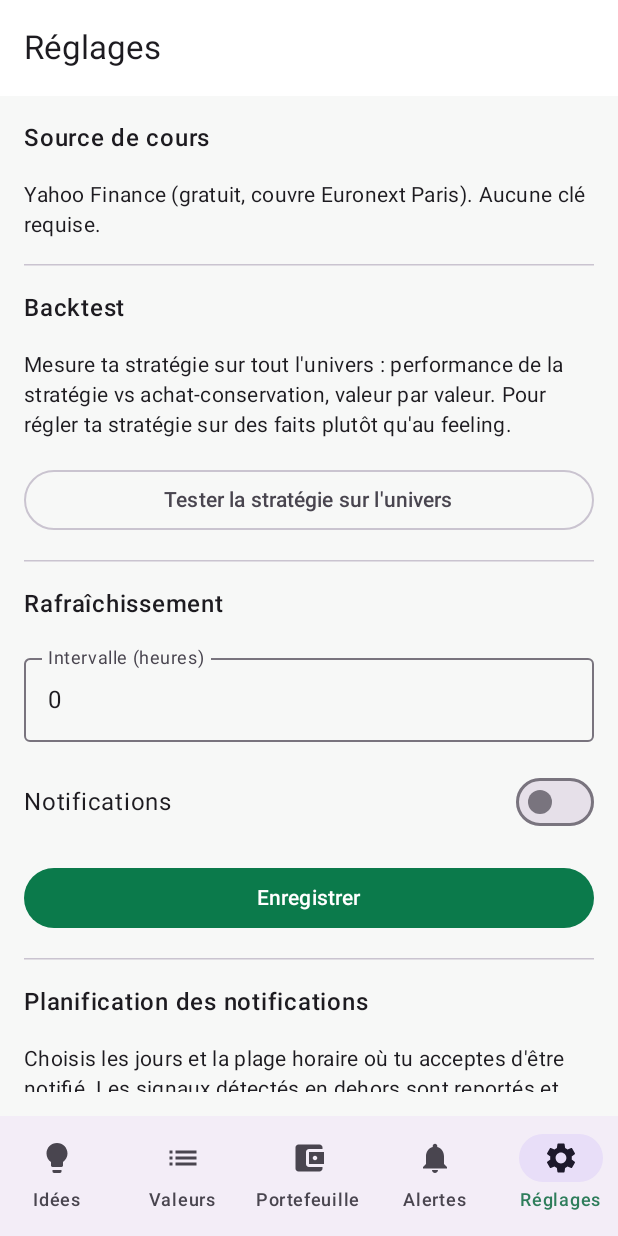
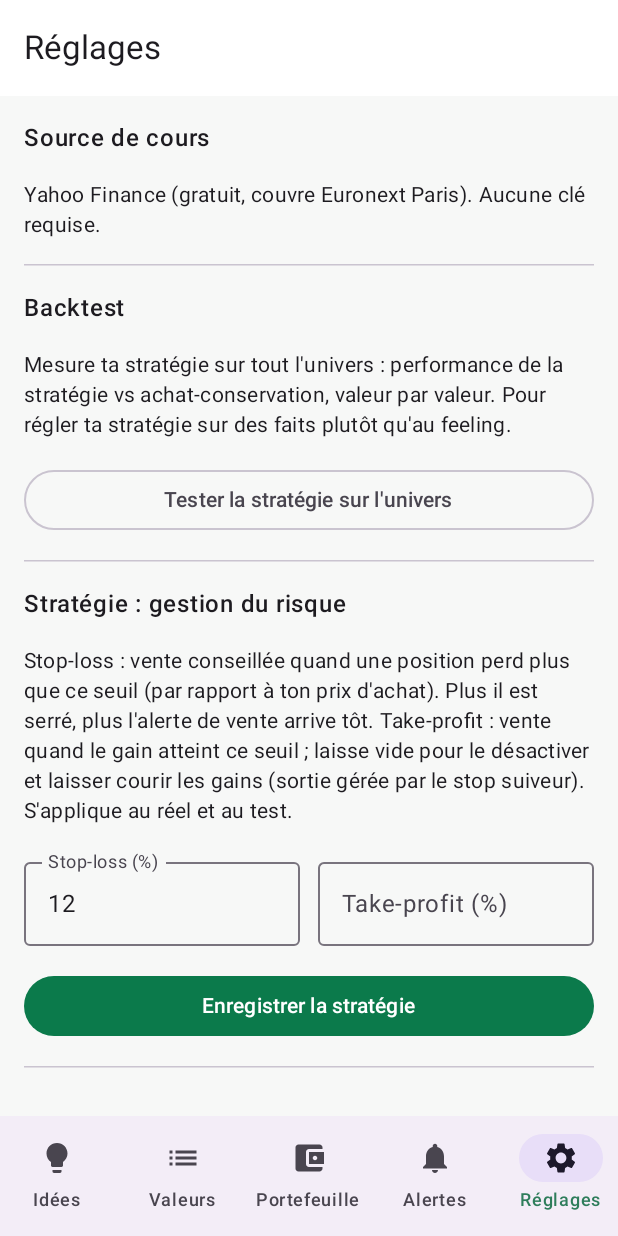
Before and after one commit to standesv/BoursoSignal, an Android app built with Jetpack Compose: the screen it shows after launch (MainActivity), item 5 of the bottom bar chosen, on a phone screen of 412 x 824 dp. Run offline under Robolectric (Android 15) with nearby library versions, the phone set to English and light mode, and no system bars; our stand-ins replace Room's generated code; pictures from the network do not load; 15 statements that could not run were skipped.

Commit message:
Alertes Vendre/Alleger reel+test sans vente auto, scan post-cloture, SL/TP reglables, test des notifications

```diff
--- a/app/src/main/java/bzh/dargio/boursosignal/BoursoSignalApp.kt
+++ b/app/src/main/java/bzh/dargio/boursosignal/BoursoSignalApp.kt
@@ -22,10 +22,19 @@ class BoursoSignalApp : Application() {
         container = AppContainer(this)
         Notifications.createChannel(this)
 
-        appScope.launch { container.strategyRepository.ensureDefault() }
+        appScope.launch {
+            container.strategyRepository.ensureDefault()
+            // Réglage de risque recommandé appliqué une seule fois ; ensuite l'utilisateur
+            // peut l'ajuster dans les Réglages sans qu'il soit réécrasé.
+            if (!container.settings.strategyRetunedV2) {
+                container.strategyRepository.retuneOnce(stopLossPct = -0.12, takeProfitPct = null)
+                container.settings.strategyRetunedV2 = true
+            }
+        }
 
         RefreshWorker.schedule(this, container.settings.refreshIntervalHours)
         RefreshWorker.scheduleMarketOpen(this)
+        RefreshWorker.scheduleMarketClose(this)
         RefreshWorker.scheduleNotify(this, container.settings.notifyStartHour)
     }
 }
--- a/app/src/main/java/bzh/dargio/boursosignal/data/repo/StrategyRepository.kt
+++ b/app/src/main/java/bzh/dargio/boursosignal/data/repo/StrategyRepository.kt
@@ -15,16 +15,20 @@ class StrategyRepository(private val dao: StrategyDao) {
 
     /** Crée une stratégie par défaut au premier lancement si aucune n'existe. */
     suspend fun ensureDefault() {
-        val existing = dao.firstEnabled()
-        if (existing == null) {
-            dao.upsert(StrategyEntity(name = "Stratégie par défaut"))
-            return
-        }
-        // Applique les réglages de risque recommandés même aux installations existantes :
-        // pas de take-profit fixe (on laisse courir les gagnantes, sorties gérées par le
-        // stop suiveur) et stop-loss élargi pour éviter les ventes prématurées. Idempotent.
-        val retuned = existing.copy(stopLossPct = -0.12, takeProfitPct = null)
+        if (dao.firstEnabled() == null) dao.upsert(StrategyEntity(name = "Stratégie par défaut"))
+    }
+
+    /** Applique une fois le réglage de risque recommandé (prop20) aux installations existantes. */
+    suspend fun retuneOnce(stopLossPct: Double?, takeProfitPct: Double?) {
+        val existing = dao.firstEnabled() ?: return
+        val retuned = existing.copy(stopLossPct = stopLossPct, takeProfitPct = takeProfitPct)
         if (retuned != existing) dao.upsert(retuned)
+    }
+
+    /** Met à jour le stop-loss / take-profit de la stratégie active (réglage utilisateur). */
+    suspend fun updateRisk(stopLossPct: Double?, takeProfitPct: Double?) {
+        val existing = dao.firstEnabled() ?: StrategyEntity(name = "Stratégie par défaut")
+        dao.upsert(existing.copy(stopLossPct = stopLossPct, takeProfitPct = takeProfitPct))
     }
 
     /** Config de la première stratégie active, ou les valeurs par défaut du §5. */
--- a/app/src/main/java/bzh/dargio/boursosignal/domain/PaperTradingService.kt
+++ b/app/src/main/java/bzh/dargio/boursosignal/domain/PaperTradingService.kt
@@ -14,6 +14,8 @@ class PaperTradingService(private val paper: PaperRepository) {
         if (!paper.isEnabled()) return emptyList()
         val executed = mutableListOf<PaperAutoTrade>()
         for (s in emitted) {
+            // Pas de vente automatique : l'utilisateur est notifié et vend lui-même.
+            if (s.result.type.name == "SELL") continue
             paper.applySignal(
                 ticker = s.ticker,
                 type = s.result.type.name,
--- a/app/src/main/java/bzh/dargio/boursosignal/ui/screens/SettingsScreen.kt
+++ b/app/src/main/java/bzh/dargio/boursosignal/ui/screens/SettingsScreen.kt
@@ -28,6 +28,7 @@ import androidx.compose.material3.Text
 import androidx.compose.material3.TextButton
 import androidx.compose.material3.TopAppBar
 import androidx.compose.runtime.Composable
+import androidx.compose.runtime.LaunchedEffect
 import androidx.compose.runtime.collectAsState
 import androidx.compose.runtime.getValue
 import androidx.compose.runtime.mutableStateMapOf
@@ -44,6 +45,7 @@ import androidx.compose.ui.unit.dp
 import bzh.dargio.boursosignal.di.AppContainer
 import bzh.dargio.boursosignal.domain.signals.FeeProfile
 import bzh.dargio.boursosignal.domain.signals.Fees
+import bzh.dargio.boursosignal.work.Notifications
 import bzh.dargio.boursosignal.work.RefreshWorker
 import kotlinx.coroutines.launch
 
@@ -78,6 +80,21 @@ fun SettingsScreen(container: AppContainer, onBacktest: () -> Unit) {
     val minState = remember { mutableStateMapOf<String, String>().apply { profiles.forEach { put(it.key, trimNum(it.minFee)) } } }
     var feesSaved by remember { mutableStateOf(false) }
 
+    // Stratégie : stop-loss / take-profit éditables (chargés depuis la stratégie active).
+    var stopLoss by remember { mutableStateOf("") }
+    var takeProfit by remember { mutableStateOf("") }
+    var strategyLoaded by remember { mutableStateOf(false) }
+    var strategySaved by remember { mutableStateOf(false) }
+    LaunchedEffect(Unit) {
+        val c = container.strategyRepository.activeConfig()
+        stopLoss = c.stopLossPct?.let { trimNum(kotlin.math.abs(it) * 100) } ?: ""
+        takeProfit = c.takeProfitPct?.let { trimNum(it * 100) } ?: ""
+        strategyLoaded = true
+    }
+
+    // Vérification des notifications.
+    var testMsg by remember { mutableStateOf<String?>(null) }
+
     Scaffold(topBar = { TopAppBar(title = { Text("Réglages") }) }) { padding ->
         Column(
             modifier = Modifier.fillMaxSize().padding(padding).padding(16.dp).verticalScroll(rememberScrollState()),
@@ -96,6 +113,46 @@ fun SettingsScreen(container: AppContainer, onBacktest: () -> Unit) {
             OutlinedButton(onClick = onBacktest, modifier = Modifier.fillMaxWidth()) {
                 Text("Tester la stratégie sur l'univers")
             }
+
+            // ---- Stratégie : gestion du risque ----
+            HorizontalDivider()
+            Text("Stratégie : gestion du risque", fontWeight = FontWeight.SemiBold)
+            Text(
+                "Stop-loss : vente conseillée quand une position perd plus que ce seuil (par rapport à ton " +
+                    "prix d'achat). Plus il est serré, plus l'alerte de vente arrive tôt. Take-profit : vente " +
+                    "quand le gain atteint ce seuil ; laisse vide pour le désactiver et laisser courir les " +
+                    "gains (sortie gérée par le stop suiveur). S'applique au réel et au test.",
+                style = MaterialTheme.typography.bodyMedium,
+            )
+            Row(Modifier.fillMaxWidth(), horizontalArrangement = Arrangement.spacedBy(12.dp)) {
+                OutlinedTextField(
+                    value = stopLoss,
+                    onValueChange = { stopLoss = it.filter { c -> c.isDigit() || c == '.' || c == ',' }; strategySaved = false },
+                    label = { Text("Stop-loss (%)") },
+                    placeholder = { Text("ex. 8") },
+                    keyboardOptions = KeyboardOptions(keyboardType = KeyboardType.Decimal),
+                    modifier = Modifier.weight(1f),
+                )
+                OutlinedTextField(
+                    value = takeProfit,
+                    onValueChange = { takeProfit = it.filter { c -> c.isDigit() || c == '.' || c == ',' }; strategySaved = false },
+                    label = { Text("Take-profit (%)") },
+                    placeholder = { Text("vide = off") },
+                    keyboardOptions = KeyboardOptions(keyboardType = KeyboardType.Decimal),
+                    modifier = Modifier.weight(1f),
+                )
+            }
+            Button(
+                onClick = {
+                    val sl = stopLoss.replace(',', '.').toDoubleOrNull()?.takeIf { it > 0 }?.let { -it / 100.0 }
+                    val tp = takeProfit.replace(',', '.').toDoubleOrNull()?.takeIf { it > 0 }?.let { it / 100.0 }
+                    scope.launch { container.strategyRepository.updateRisk(sl, tp) }
+                    strategySaved = true
+                },
+                enabled = strategyLoaded,
+                modifier = Modifier.fillMaxWidth(),
+            ) { Text("Enregistrer la stratégie") }
+            if (strategySaved) Text("Stratégie enregistrée — appliquée dès le prochain scan.", style = MaterialTheme.typography.bodySmall)
 
             HorizontalDivider()
             Text("Rafraîchissement", fontWeight = FontWeight.SemiBold)
@@ -184,14 +241,29 @@ fun SettingsScreen(container: AppContainer, onBacktest: () -> Unit) {
                 },
                 modifier = Modifier.fillMaxWidth(),
             ) { Text("Autoriser l'exécution en arrière-plan") }
+            OutlinedButton(
+                onClick = {
+                    testMsg = if (Notifications.notifyTest(context)) "Notification de test envoyée — vérifie qu'elle est apparue."
+                    else "Notifications non autorisées : active-les pour BoursoSignal dans les réglages Android."
+                },
+                modifier = Modifier.fillMaxWidth(),
+            ) { Text("Tester les notifications") }
+            testMsg?.let { Text(it, style = MaterialTheme.typography.bodySmall) }
+            Text(
+                "Dernier scan en arrière-plan : ${formatScan(settings.lastScanAt)}. Scans automatiques vers " +
+                    "9h10 (ouverture) et 17h40 (après la clôture, quand la séance du jour est disponible). " +
+                    "Un conseil de vente est notifié dès sa détection, même hors de ta plage (mais jamais la nuit), " +
+                    "une seule fois. L'app ne vend jamais à ta place, ni en réel ni en test.",
+                style = MaterialTheme.typography.bodySmall,
+            )
 
             // ---- Mode test ----
             HorizontalDivider()
             Text("Mode test (portefeuille fictif)", fontWeight = FontWeight.SemiBold)
             Text(
-                "Teste l'efficacité des signaux avec de l'argent fictif : suivi automatique des " +
-                    "recommandations, achats/ventes à la main, sans aucun risque. Les positions test " +
-                    "apparaissent dans l'onglet Portefeuille.",
+                "Teste l'efficacité des signaux avec de l'argent fictif, sans aucun risque. Les achats " +
+                    "signalés sont simulés automatiquement ; les ventes ne le sont jamais : l'app te notifie " +
+                    "« Vendre » ou « Alléger » et tu vends toi-même dans l'onglet Portefeuille.",
                 style = MaterialTheme.typography.bodyMedium,
             )
             Row(Modifier.fillMaxWidth(), horizontalArrangement = Arrangement.SpaceBetween, verticalAlignment = Alignment.CenterVertically) {
@@ -305,6 +377,13 @@ fun SettingsScreen(container: AppContainer, onBacktest: () -> Unit) {
     }
 }
 
+/** Date/heure lisible du dernier scan (epoch ms). */
+private fun formatScan(epochMs: Long): String {
+    if (epochMs <= 0L) return "pas encore"
+    val dt = java.time.Instant.ofEpochMilli(epochMs).atZone(java.time.ZoneId.of("Europe/Paris"))
+    return java.time.format.DateTimeFormatter.ofPattern("dd/MM 'à' HH'h'mm").format(dt)
+}
+
 /** Formate un nombre sans décimales superflues (0.60 → "0.6", 1.99 → "1.99"). */
 private fun trimNum(v: Double): String {
     val s = "%.2f".format(v).replace(',', '.')
```
Also changed, not shown: app/src/main/java/bzh/dargio/boursosignal/data/prefs/SettingsStore.kt (+23 -3 lines), app/src/main/java/bzh/dargio/boursosignal/work/Notifications.kt (+11 -6 lines), app/src/main/java/bzh/dargio/boursosignal/work/RefreshWorker.kt (+52 -21 lines).
